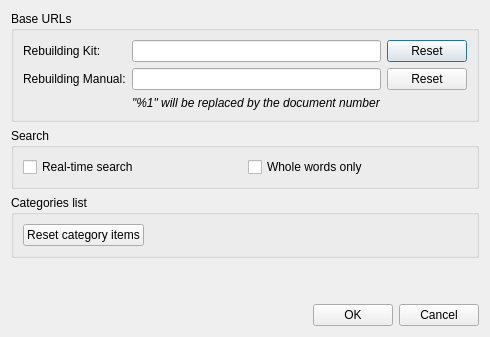
Qt form DlgSettings.ui (Folco68/TBI) before a commit.
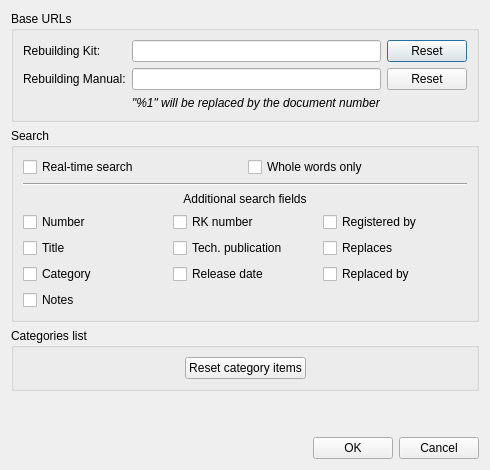
The same form after that commit.

Commit message: - Allow to use all TB fields in search criteria - Refresh search results if search options changed when Settings dialog closes - Fix: prevent "Searching..." message in status bar when pressing ENTER in RT search mode - Added some missing GPL notices

The edit to the form file:
```diff
--- a/DlgSettings.ui
+++ b/DlgSettings.ui
@@ -7,13 +7,13 @@
     <x>0</x>
     <y>0</y>
     <width>440</width>
-    <height>319</height>
+    <height>443</height>
    </rect>
   </property>
   <property name="windowTitle">
    <string>Dialog</string>
   </property>
-  <layout class="QVBoxLayout" name="verticalLayout_3">
+  <layout class="QVBoxLayout" name="verticalLayout_2">
    <item>
     <widget class="QGroupBox" name="BoxURLs">
      <property name="title">
@@ -78,21 +78,116 @@
      <property name="title">
       <string>Search</string>
      </property>
-     <layout class="QHBoxLayout" name="horizontalLayout">
+     <layout class="QVBoxLayout" name="verticalLayout_3">
       <item>
-       <widget class="QCheckBox" name="CheckRTSearch">
-        <property name="text">
-         <string>Real-time search</string>
-        </property>
-       </widget>
+       <layout class="QHBoxLayout" name="HLayoutSearch">
+        <item>
+         <widget class="QCheckBox" name="CheckRTSearch">
+          <property name="text">
+           <string>Real-time search</string>
+          </property>
+         </widget>
+        </item>
+        <item>
+         <widget class="QCheckBox" name="CheckWholeWordsOnly">
+          <property name="text">
+           <string>Whole words only</string>
+          </property>
+         </widget>
+        </item>
+       </layout>
       </item>
       <item>
-       <widget class="QCheckBox" name="CheckWholeWordsOnly">
-        <property name="text">
-         <string>Whole words only</string>
+       <widget class="Line" name="HLineSearch">
+        <property name="orientation">
+         <enum>Qt::Horizontal</enum>
         </property>
        </widget>
       </item>
+      <item>
+       <layout class="QGridLayout" name="gridLayout_2">
+        <item row="2" column="1">
+         <widget class="QCheckBox" name="CheckSearchTechPub">
+          <property name="text">
+           <string>Tech. publication</string>
+          </property>
+         </widget>
+        </item>
+        <item row="2" column="2">
+         <widget class="QCheckBox" name="CheckSearchReplaces">
+          <property name="text">
+           <string>Replaces</string>
+          </property>
+         </widget>
+        </item>
+        <item row="3" column="1">
+         <widget class="QCheckBox" name="CheckSearchReleaseDate">
+          <property name="text">
+           <string>Release date</string>
+          </property>
+         </widget>
+        </item>
+        <item row="3" column="2">
+         <widget class="QCheckBox" name="CheckSearchReplacedBy">
+          <property name="text">
+           <string>Replaced by</string>
+          </property>
+         </widget>
+        </item>
+        <item row="1" column="0">
+         <widget class="QCheckBox" name="CheckSearchNumber">
+          <property name="text">
+           <string>Number</string>
+          </property>
+         </widget>
+        </item>
+        <item row="1" column="2">
+         <widget class="QCheckBox" name="CheckSearchRegisteredBy">
+          <property name="text">
+           <string>Registered by</string>
+          </property>
+         </widget>
+        </item>
+        <item row="2" column="0">
+         <widget class="QCheckBox" name="CheckSearchTitle">
+          <property name="text">
+           <string>Title</string>
+          </property>
+         </widget>
+        </item>
+        <item row="3" column="0">
+         <widget class="QCheckBox" name="CheckSearchCategory">
+          <property name="text">
+           <string>Category</string>
+          </property>
+         </widget>
+        </item>
+        <item row="0" column="0" colspan="3">
+         <widget class="QLabel" name="LabelAdditionalSearch">
+          <property name="text">
+           <string>Additional search fields</string>
+          </property>
+          <property name="alignment">
+           <set>Qt::AlignCenter</set>
+          </property>
+         </widget>
+        </item>
+        <item row="1" column="1">
+         <widget class="QCheckBox" name="CheckSearchRK">
+          <property name="text">
+           <string>RK number</string>
+          </property>
+         </widget>
+        </item>
+        <item row="4" column="0">
+         <widget class="QCheckBox" name="CheckSearchNotes">
+          <property name="text">
+           <string>Notes</string>
+          </property>
+         </widget>
+        </item>
+       </layout>
+      </item>
      </layout>
     </widget>
    </item>
@@ -104,6 +199,19 @@
      <layout class="QVBoxLayout" name="verticalLayout">
       <item>
        <layout class="QHBoxLayout" name="HLayoutCategories">
+        <item>
+         <spacer name="HSpacerCategories1">
+          <property name="orientation">
+           <enum>Qt::Horizontal</enum>
+          </property>
+          <property name="sizeHint" stdset="0">
+           <size>
+            <width>40</width>
+            <height>20</height>
+           </size>
+          </property>
+         </spacer>
+        </item>
         <item>
          <widget class="QPushButton" name="ButtonClearCategories">
           <property name="text">
@@ -112,7 +220,7 @@
          </widget>
         </item>
         <item>
-         <spacer name="HSpacerCategories">
+         <spacer name="HSpacerCategories2">
           <property name="orientation">
            <enum>Qt::Horizontal</enum>
           </property>
```
Left out of the diff: 31 changed lines with no effect on the pictures. The commit also changes 7 other files.
